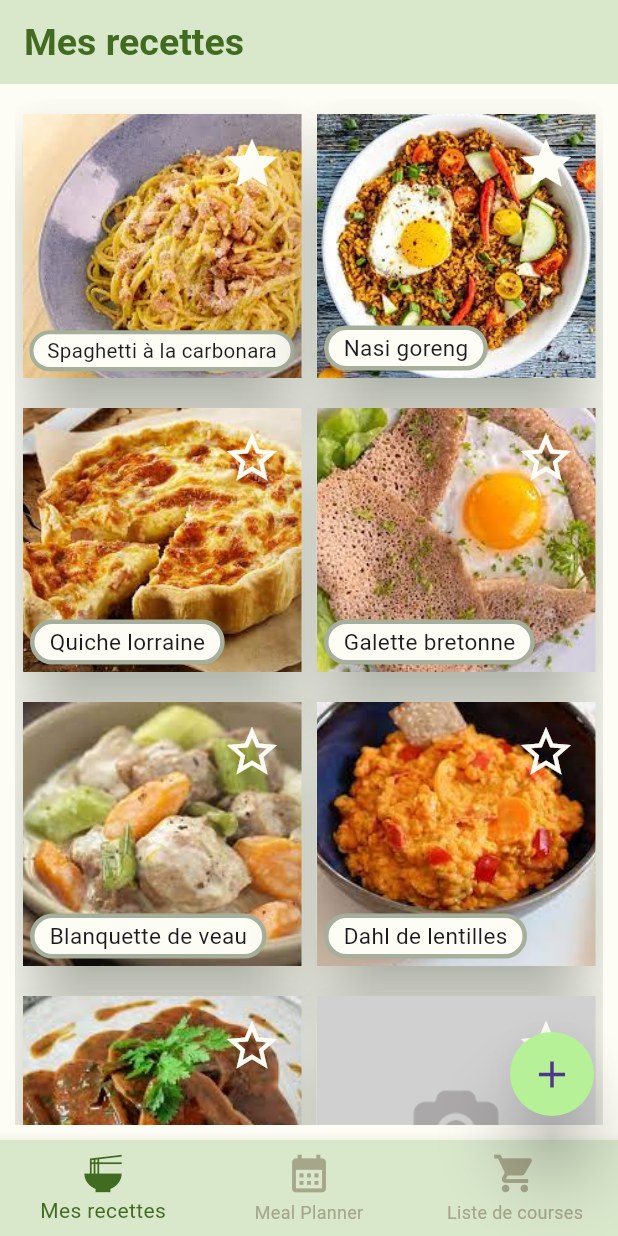
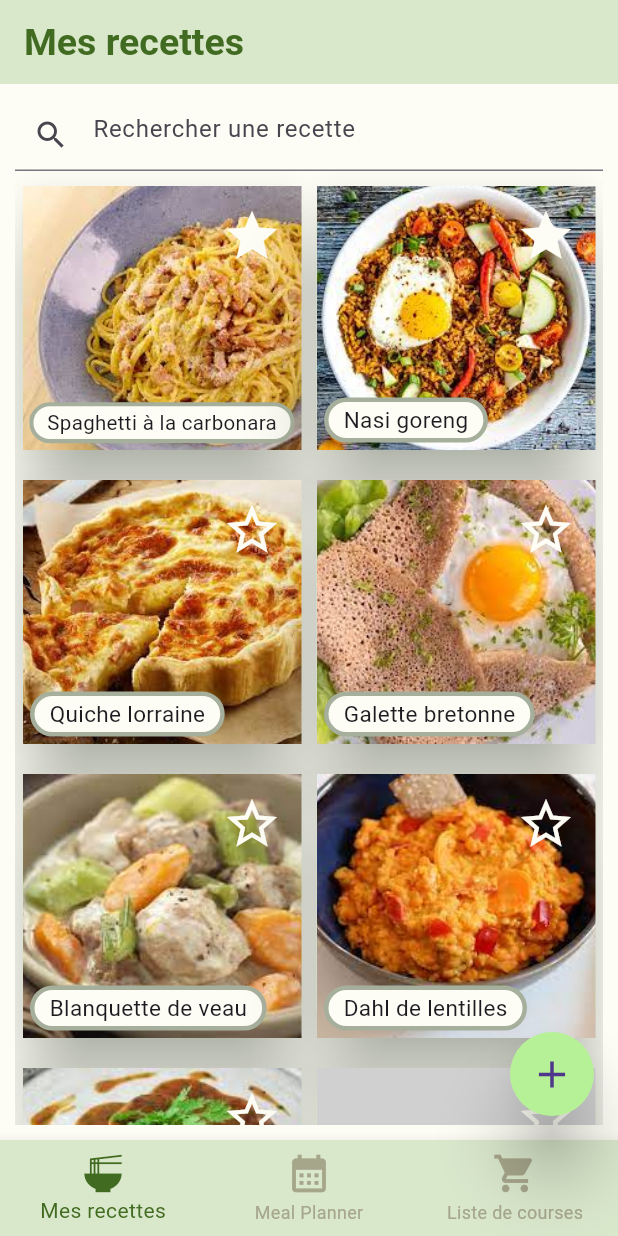
Before and after one commit to olivier-chatelin/chop_shop, a Flutter app: the screen it shows after launch, on a phone screen of 412 x 824 dp. Run offline on Flutter 3.47's test engine with Material 3 defaults, Android fonts, the phone set to English and light mode, and no system bars; our stand-ins replace google_fonts.

Commit message:
add search bar

```diff
--- a/lib/main.dart
+++ b/lib/main.dart
@@ -37,7 +37,7 @@ class _MyAppState extends State<MyApp> {
         onGenerateRoute: (settings) {
           switch(settings.name) {
             case '/recipe_detail':
-                return MaterialPageRoute(builder: (context) => RecipeDetail(recipe: settings.arguments as Recipe));
+                return MaterialPageRoute(builder: (context) => RecipeDetail(recipeId: settings.arguments as String));
             case '/planner':
               return MaterialPageRoute(builder: (context) => const Planner());
             case '/grocery':
--- a/lib/providers/RecipeProvider.dart
+++ b/lib/providers/RecipeProvider.dart
@@ -15,4 +15,13 @@ class RecipeProvider extends ChangeNotifier {
     notifyListeners();
 
   }
+
+  Recipe getRecipeById (String recipeId) {
+    return _recipes.firstWhere((recipe) => recipe.id == recipeId);
+  }
+
+  List<Recipe> getFilteredRecipes(String text)  {
+    print(text);
+    return recipes.where((Recipe recipe) => recipe.name.toLowerCase().contains(text.toLowerCase())).toList();
+  }
 }
--- a/lib/view/recipes/recipes_view.dart
+++ b/lib/view/recipes/recipes_view.dart
@@ -1,5 +1,6 @@
 import 'dart:collection';
 
+import 'package:chop_shop/design/chop_colors/chop_colors.dart';
 import 'package:chop_shop/providers/RecipeProvider.dart';
 import 'package:chop_shop/view/commons/widgets/bottom_navigation.dart';
 import 'package:flutter/material.dart';
@@ -15,26 +16,49 @@ class Home extends StatefulWidget {
 }
 
 class _HomeState extends State<Home> {
+  late bool isSearching;
+  late String searchValue;
+  final TextEditingController _searchController = TextEditingController();
+  final FocusNode _focusNode = FocusNode();
+
   @override
   void initState() {
     super.initState();
-
+    isSearching = false;
+    searchValue = '';
+    _focusNode.unfocus();
   }
-  void plan (int index) {
-     // setState(() {
-     //   widget.recipes[index].isInPlanningBag = ! widget.recipes[index].isInPlanningBag;
-     // });
-     // print(widget.recipes[index]);
-  }
-
 
   void addRecipe() {
     print('add recipe');
   }
 
   @override
+  void dispose() {
+    super.dispose();
+    _searchController.dispose();
+  }
+
+  void changeSearchValue (String value) {
+    setState(() {
+      searchValue = value;
+      isSearching = value.isNotEmpty;
+    });
+  }
+
+  void removeQuery () {
+    setState(() {
+      _searchController.clear();
+      searchValue = '';
+      isSearching = false;
+      _focusNode.unfocus();
+
+    });
+  }
+
+  @override
   Widget build(BuildContext context) {
-    List<Recipe> recipes = Provider.of<RecipeProvider>(context).recipes;
+    List<Recipe> recipes = Provider.of<RecipeProvider>(context).getFilteredRecipes(searchValue);
     return Scaffold(
       appBar: AppBar(
         title: const Text('Mes recettes'),
@@ -43,11 +67,38 @@ class _HomeState extends State<Home> {
       bottomNavigationBar: const BottomNavigation(currentIndex: 0),
       body: Container(
         padding: const EdgeInsets.all(10),
-        child: GridView(
-        scrollDirection: Axis.vertical,
-        gridDelegate:
-        const SliverGridDelegateWithFixedCrossAxisCount(crossAxisCount: 2),
-        children: recipes.map((recipe) => RecipeCard(recipe: recipe)).toList() ,
+        child: Column(
+          children: [
+             Row(
+              children: [
+                 Expanded(
+                  child:  TextField(
+                    focusNode: _focusNode,
+                    onChanged: (value) => changeSearchValue(value),
+                    controller: _searchController,
+                    decoration:  const InputDecoration(
+
+                      hintText: 'Rechercher une recette',
+                      prefixIcon: Icon(Icons.search),
+                    ),
+                  ),
+                ),
+                if(isSearching)
+                IconButton(
+                    onPressed: removeQuery,
+                    icon: const Icon(Icons.cancel, color: ChopColors.cta,)
+                )
+              ],
+            ),
+            Expanded(
+              child: GridView(
+              scrollDirection: Axis.vertical,
+              gridDelegate:
+              const SliverGridDelegateWithFixedCrossAxisCount(crossAxisCount: 2),
+              children: recipes.map((recipe) => RecipeCard(recipe: recipe)).toList() ,
+              ),
+            ),
+          ],
         )
       ),
       floatingActionButton: FloatingActionButton(
--- a/lib/view/recipes/widgets/recipe_card.dart
+++ b/lib/view/recipes/widgets/recipe_card.dart
@@ -24,7 +24,7 @@ class RecipeCard extends StatelessWidget {
                   fit: BoxFit.cover,
                   child: InkWell(
                     onTap: () {
-                    Navigator.pushNamed(context, '/recipe_detail', arguments: recipe);
+                    Navigator.pushNamed(context, '/recipe_detail', arguments: recipe.id);
                   },
                 ),
               ),
```
Also changed, not shown: lib/view/recipe_detail/recipe_detail_view.dart (+73 -4 lines).
